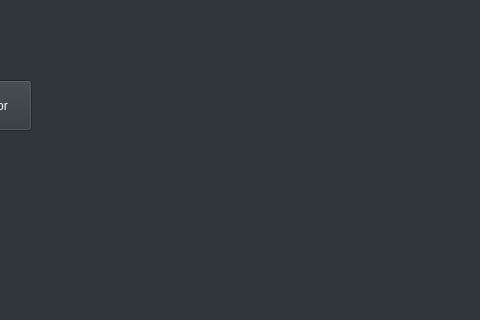
Above: gui/app.ui from Venom668/sgk3rgb before the change; both pictures show x 109 to 589 and y 0 to 320 of the 1014 by 565 pixel window. Below: the same form after it.
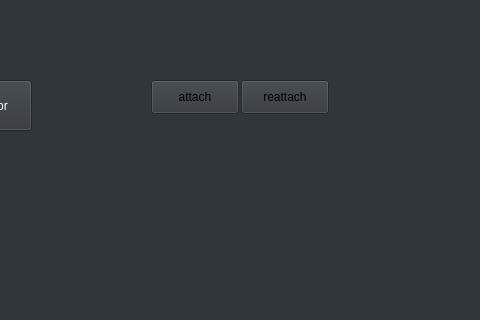
That is the form after the change. Icons and pictures are not drawn.

What changed in the file:
```diff
--- a/gui/app.ui
+++ b/gui/app.ui
@@ -7350,6 +7350,32 @@
      <bool>false</bool>
     </property>
    </widget>
+   <widget class="QPushButton" name="reattach">
+    <property name="geometry">
+     <rect>
+      <x>350</x>
+      <y>80</y>
+      <width>88</width>
+      <height>34</height>
+     </rect>
+    </property>
+    <property name="text">
+     <string>reattach</string>
+    </property>
+   </widget>
+   <widget class="QPushButton" name="attach">
+    <property name="geometry">
+     <rect>
+      <x>260</x>
+      <y>80</y>
+      <width>88</width>
+      <height>34</height>
+     </rect>
+    </property>
+    <property name="text">
+     <string>attach</string>
+    </property>
+   </widget>
    <zorder>button_up_led</zorder>
    <zorder>button_down_led</zorder>
    <zorder>button_left_led</zorder>
```
Left out of the diff: 2 changed lines with no effect on the pictures.
